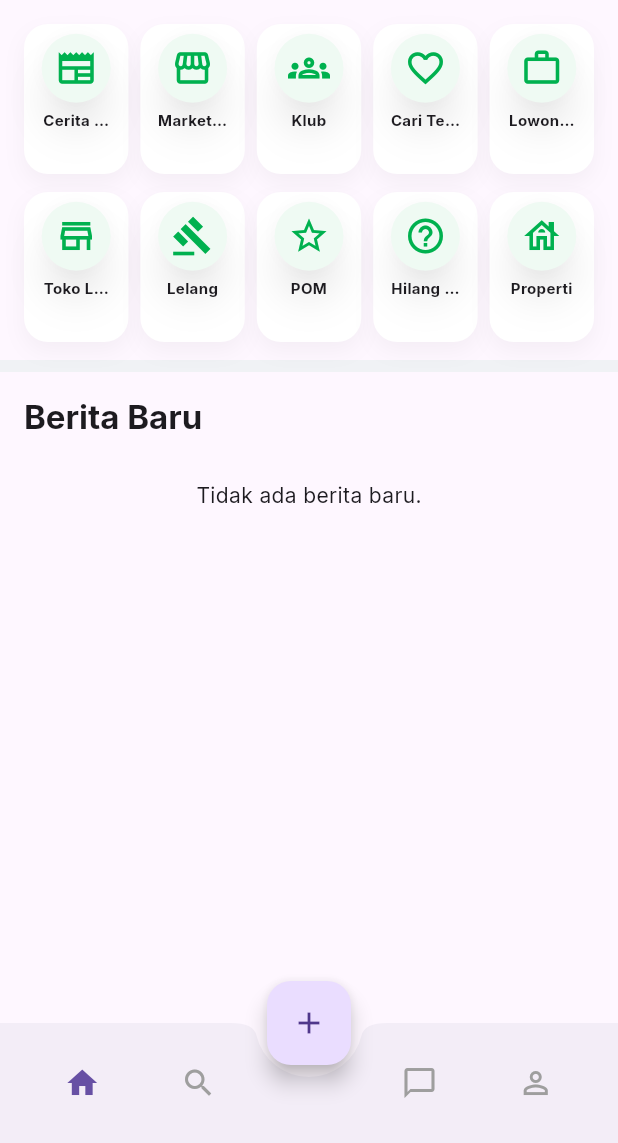
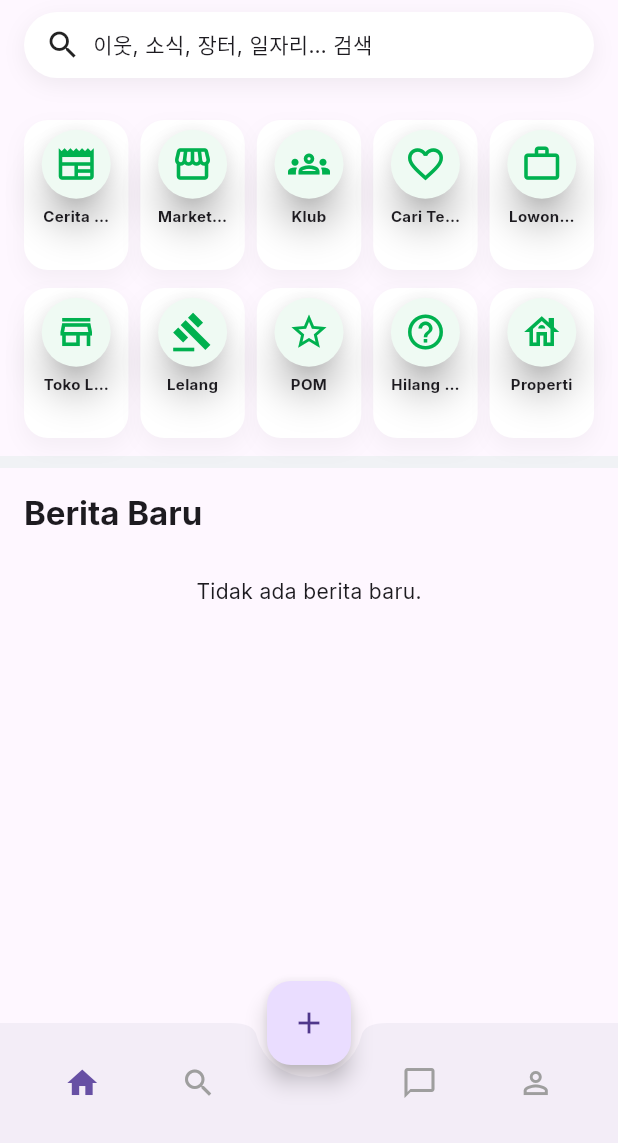
Before and after one commit to jbak2588/bling, a Flutter app: the MainNavigationScreen screen opened directly, on a phone screen of 412 x 824 dp, the part 93-1236 px from its top. Run offline on Flutter 3.47's test engine with Material 3 defaults, Android fonts, the phone set to English and light mode, and no system bars; our stand-ins replace audioplayers, cached_network_image, cloud_firestore, easy_localization, firebase_auth, firebase_core and 11 more; missing offline and left inert: flutter_google_maps_webservices; accounts and stored records are empty.

Commit message:
메인 화면 앱바 하단 검색바 추가

```diff
--- a/lib/features/main_screen/home_screen.dart
+++ b/lib/features/main_screen/home_screen.dart
@@ -82,11 +82,49 @@ class MenuItem {
 }
 
 class HomeScreen extends StatelessWidget {
+  // (2) 검색 칩 위젯 헬퍼 - 디자인/텍스트 최신화
+  Widget _searchChip(VoidCallback? onTap) {
+    return Padding(
+      padding: const EdgeInsets.fromLTRB(16, 8, 16, 12),
+      child: GestureDetector(
+        onTap: onTap,
+        child: Container(
+          height: 44,
+          decoration: BoxDecoration(
+            color: Colors.white,
+            borderRadius: BorderRadius.circular(999),
+            boxShadow: [
+              BoxShadow(
+                color: Colors.black.withValues(alpha: 0.06),
+                blurRadius: 12,
+                offset: const Offset(0, 4),
+              ),
+            ],
+          ),
+          padding: const EdgeInsets.symmetric(horizontal: 14),
+          child: const Row(
+            children: [
+              Icon(Icons.search),
+              SizedBox(width: 8),
+              Expanded(
+                child: Text(
+                  '이웃, 소식, 장터, 일자리… 검색',
+                  overflow: TextOverflow.ellipsis,
+                ),
+              ),
+            ],
+          ),
+        ),
+      ),
+    );
+  }
+
   // 접근성 대응: textScalerOf 기반 스케일 추출 유틸
   double effectiveTextScale(BuildContext context, {double basis = 16}) {
     final s = MediaQuery.textScalerOf(context);
     return s.scale(basis) / basis;
   }
+
   final UserModel? userModel;
   final Map<String, String?>? activeLocationFilter;
   final Function(Widget, String) onIconTap;
@@ -101,7 +139,10 @@ class HomeScreen extends StatelessWidget {
     required this.onIconTap,
     this.allFeedItems = const [],
     this.currentIndex = 0,
+    required this.onSearchChipTap,
   });
+
+  final VoidCallback? onSearchChipTap;
 
   static final List<MenuItem> menuItems = [
     MenuItem(
@@ -149,19 +190,19 @@ class HomeScreen extends StatelessWidget {
   @override
   Widget build(BuildContext context) {
     // ===== 반응형 그리드/타일 사이즈 계산 (textScalerOf 사용) =====
-  final size  = MediaQuery.of(context).size;
+    final size = MediaQuery.of(context).size;
     final width = size.width;
     final double tsFactor = effectiveTextScale(context); // ≈ textScaleFactor
     final String lang = context.locale.languageCode; // 'id' | 'ko' | 'en'
     final bool longLabelLang = (lang == 'id');
 
     // 5열 사용 조건: 화면폭 충분 + 텍스트가 너무 크지 않음(언어별 임계값)
-  final bool force4   = width < 360 || tsFactor > (longLabelLang ? 1.10 : 1.15);
-  final int  gridCount = force4 ? 4 : 5;
+    final bool force4 = width < 360 || tsFactor > (longLabelLang ? 1.10 : 1.15);
+    final int gridCount = force4 ? 4 : 5;
 
     // SliverPadding/간격 기준으로 셀 폭 계산
-  const double outerPad = 16;     // 좌우 패딩
-  const double crossGap = 8;      // 열 간격
+    const double outerPad = 16; // 좌우 패딩
+    const double crossGap = 8; // 열 간격
     final double tileWidth =
         (width - (outerPad * 2) - (crossGap * (gridCount - 1))) / gridCount;
 
@@ -172,10 +213,13 @@ class HomeScreen extends StatelessWidget {
 
     final double childAspectRatio = tileWidth / tileHeight;
 
+    // ✅ 탭 전환 콜백 준비: 주입받았으면 그걸 쓰고, 없으면 기존 플레이스홀더로 Fallback
+    final VoidCallback? searchAction = onSearchChipTap;
+
     return CustomScrollView(
       slivers: [
-        // (상단 AppBar는 main_navigation_screen.dart에서 이미 처리)
-        // 필요 시 검색바 Sliver를 두시고…
+        // ✅ AppBar 바로 아래, 얇은 검색 칩만 노출(입력은 Search 탭에서)
+        SliverToBoxAdapter(child: _searchChip(searchAction)),
 
         SliverPadding(
           padding: const EdgeInsets.fromLTRB(16, 16, 16, 12),
@@ -297,8 +341,6 @@ class HomeScreen extends StatelessWidget {
     );
   }
 }
-
-
 
 class FeedItemCard extends StatelessWidget {
   final FeedItemModel item;
--- a/lib/features/main_screen/main_navigation_screen.dart
+++ b/lib/features/main_screen/main_navigation_screen.dart
@@ -40,6 +40,22 @@ class _MainNavigationScreenState extends State<MainNavigationScreen> {
   StreamSubscription? _userSubscription;
   StreamSubscription? _unreadChatsSubscription;
   int _totalUnreadCount = 0;
+
+  static const int kSearchTabIndex = 1; // 예: 0=Home, 1=Search, 2=Chat, 3=Profile
+
+ void goToSearchTab() {
+  if (!mounted) return;
+
+  // 홈에서 서브뷰를 띄웠다면 정리(프로젝트에 있다면 유지)
+  setState(() {
+    try {
+      _currentHomePageContent = null; // 해당 변수가 있는 경우만
+    } catch (_) {}
+
+    _bottomNavIndex = kSearchTabIndex; // IndexedStack 방식
+  });
+
+}
 
   Widget? _currentHomePageContent;
   String _appBarTitle = 'main.myTown'.tr();
@@ -158,16 +174,14 @@ class _MainNavigationScreenState extends State<MainNavigationScreen> {
                       : null,
                 ),
                 onPressed: () => Scaffold.of(context).openDrawer(),
-              tooltip:
-                  MaterialLocalizations.of(context).openAppDrawerTooltip,
+                tooltip: MaterialLocalizations.of(context).openAppDrawerTooltip,
               ),
             ),
 
       // ↓↓↓ 기존 title 로직 그대로 (위치 필터 열기/타이틀 텍스트 구성 등)
       title: InkWell(
         onTap: () async {
-        final result =
-            await Navigator.of(context).push<Map<String, String?>>(
+          final result = await Navigator.of(context).push<Map<String, String?>>(
             MaterialPageRoute(
                 builder: (_) => LocationFilterScreen(userModel: _userModel)),
           );
@@ -204,13 +218,14 @@ class _MainNavigationScreenState extends State<MainNavigationScreen> {
           mainAxisSize: MainAxisSize.min,
           children: [
             Text(_appBarTitle,
-              style:
-                  GoogleFonts.inter(fontWeight: FontWeight.bold, fontSize: 16)),
+                style: GoogleFonts.inter(
+                    fontWeight: FontWeight.bold, fontSize: 16)),
             const SizedBox(width: 8),
             Flexible(
               child: Text(
                 _getAppBarSubTitle(),
-              style: const TextStyle(fontSize: 16, fontWeight: FontWeight.bold),
+                style:
+                    const TextStyle(fontSize: 16, fontWeight: FontWeight.bold),
                 overflow: TextOverflow.ellipsis,
               ),
             ),
@@ -269,6 +284,7 @@ class _MainNavigationScreenState extends State<MainNavigationScreen> {
             userModel: _userModel,
             activeLocationFilter: _activeLocationFilter,
             onIconTap: (page, titleKey) => _navigateToPage(page, titleKey),
+            onSearchChipTap: goToSearchTab, // ✅ 추가
           ),
       const SearchScreen(),
       const ChatListScreen(),
--- a/lib/features/shared/grab_widgets.dart
+++ b/lib/features/shared/grab_widgets.dart
@@ -321,7 +321,7 @@ class _FloatingCircleIconState extends State<_FloatingCircleIcon> {
           shape: const CircleBorder(),
           color: widget.bg, // 연한 틴트 배경
           elevation: elev, // ✅ 핵심: 그림자
-          shadowColor: Colors.black.withValues(alpha: 0.34),
+          shadowColor: Colors.black.withValues(alpha: 1.00),
           child: Padding(
             padding: EdgeInsets.all(widget.pad),
             child: Icon(widget.icon, size: widget.size, color: widget.fg),
```
Lines whose indentation alone changed are shown as unchanged.
